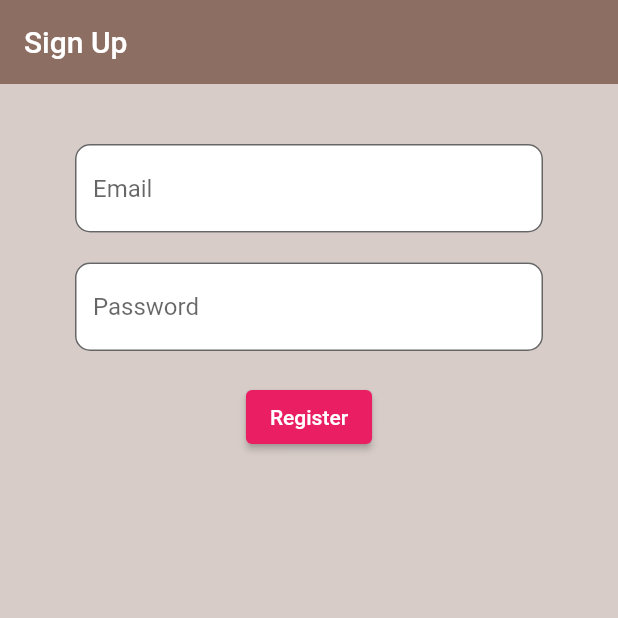
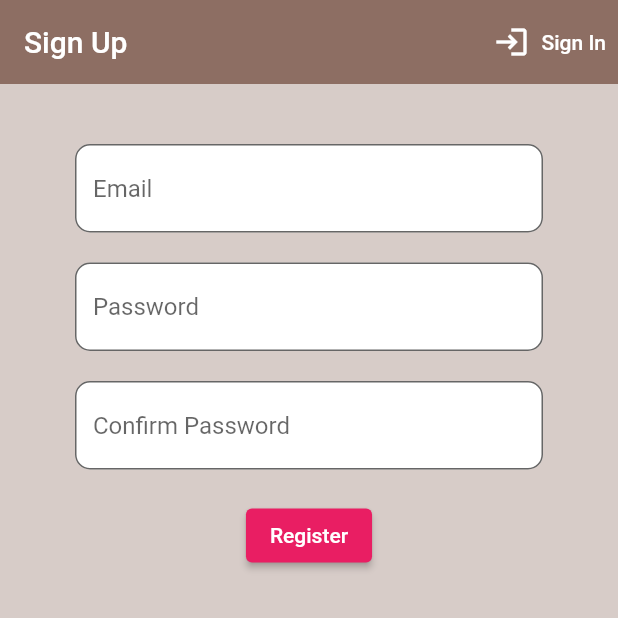
Before and after one commit to Be55am/flutter_firebase_example, a Flutter app: the screen it shows after launch, after a tap on "Register", on a phone screen of 412 x 824 dp, the top half of it. Run offline on Flutter 3.47's test engine with Material 2 defaults, Android fonts, the phone set to English and light mode, and no system bars; our stand-ins replace firebase_auth, firebase_core; accounts and stored records are empty.

Commit message:
add actions to move between login and signup

```diff
--- a/lib/screens/authenticate/authenticate.dart
+++ b/lib/screens/authenticate/authenticate.dart
@@ -10,8 +10,17 @@ class Authenticate extends StatefulWidget {
 }
 
 class _AuthenticateState extends State<Authenticate> {
+  bool showSignIn = true;
+
+  void toggleView() {
+    setState(() => showSignIn = !showSignIn);
+  }
+
   @override
   Widget build(BuildContext context) {
-    return Register();
+    if (showSignIn)
+      return SignIn(toggleView: toggleView);
+    else
+      return Register(toggleView: toggleView);
   }
 }
--- a/lib/screens/authenticate/register.dart
+++ b/lib/screens/authenticate/register.dart
@@ -1,16 +1,16 @@
-
 import 'package:firebase_flutter/services/auth.dart';
 import 'package:flutter/material.dart';
 
 class Register extends StatefulWidget {
-  const Register({Key? key}) : super(key: key);
+  final Function toggleView;
+
+  Register({required this.toggleView});
 
   @override
   _RegisterState createState() => _RegisterState();
 }
 
 class _RegisterState extends State<Register> {
-
   final AuthService _authService = AuthService();
 
   String email = '';
@@ -25,6 +25,20 @@ class _RegisterState extends State<Register> {
         backgroundColor: Colors.brown[400],
         elevation: 0.0,
         title: Text('Sign Up'),
+        actions: [
+          TextButton.icon(
+            icon: Icon(
+              Icons.login,
+              color: Colors.white,
+            ),
+            label: Text('Sign In',
+            style: TextStyle(color: Colors.white),
+            ),
+            onPressed: () {
+              widget.toggleView();
+            },
+          ),
+        ],
       ),
       body: Container(
         padding: EdgeInsets.symmetric(vertical: 20.0, horizontal: 50.0),
@@ -72,6 +86,26 @@ class _RegisterState extends State<Register> {
             SizedBox.fromSize(
               size: Size.fromHeight(20.0),
             ),
+            TextFormField(
+              obscureText: true,
+              onChanged: (val) {
+                //Do something with the user input.
+                setState(() {
+                  password = val;
+                });
+              },
+              decoration: InputDecoration(
+                hintText: 'Confirm Password',
+                fillColor: Colors.white,
+                filled: true,
+                border: OutlineInputBorder(
+                  borderRadius: BorderRadius.circular(10.0),
+                ),
+              ),
+            ),
+            SizedBox.fromSize(
+              size: Size.fromHeight(20.0),
+            ),
             ElevatedButton(
               style: ButtonStyle(
                 backgroundColor: MaterialStateProperty.all<Color>(Colors.pink),
--- a/lib/screens/authenticate/sign_in.dart
+++ b/lib/screens/authenticate/sign_in.dart
@@ -2,7 +2,9 @@ import 'package:firebase_flutter/services/auth.dart';
 import 'package:flutter/material.dart';
 
 class SignIn extends StatefulWidget {
-  const SignIn({Key? key}) : super(key: key);
+  final Function toggleView;
+
+  SignIn({required this.toggleView});
 
   @override
   _SignInState createState() => _SignInState();
@@ -23,6 +25,19 @@ class _SignInState extends State<SignIn> {
         backgroundColor: Colors.brown[400],
         elevation: 0.0,
         title: Text('Sign In'),
+        actions: [
+          TextButton.icon(
+            icon: Icon(Icons.person,
+              color: Colors.white,
+            ),
+            label: Text('Register',
+              style: TextStyle(color: Colors.white),
+            ),
+            onPressed: () {
+              widget.toggleView();
+            },
+          ),
+        ],
       ),
       body: Container(
         padding: EdgeInsets.symmetric(vertical: 20.0, horizontal: 50.0),
@@ -74,10 +89,10 @@ class _SignInState extends State<SignIn> {
               style: ButtonStyle(
                 backgroundColor: MaterialStateProperty.all<Color>(Colors.pink),
               ),
-                onPressed: () async {
+              onPressed: () async {
                 print(email + ' ' + password);
-                },
-                child: Text('Sign In'),
+              },
+              child: Text('Sign In'),
             ),
           ]),
         ),
```
